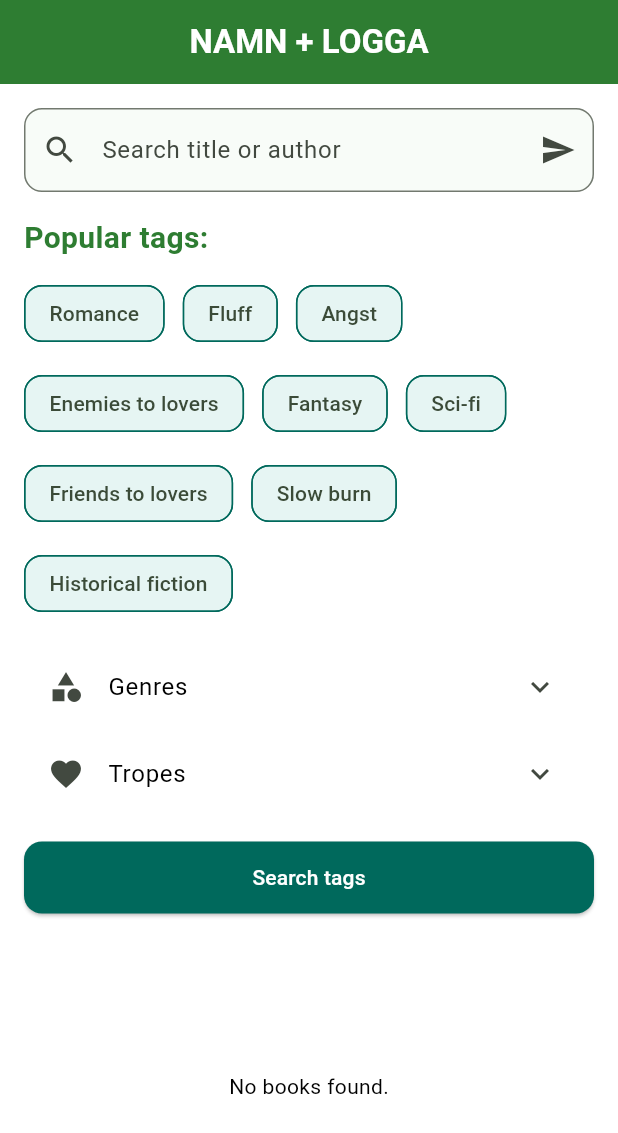
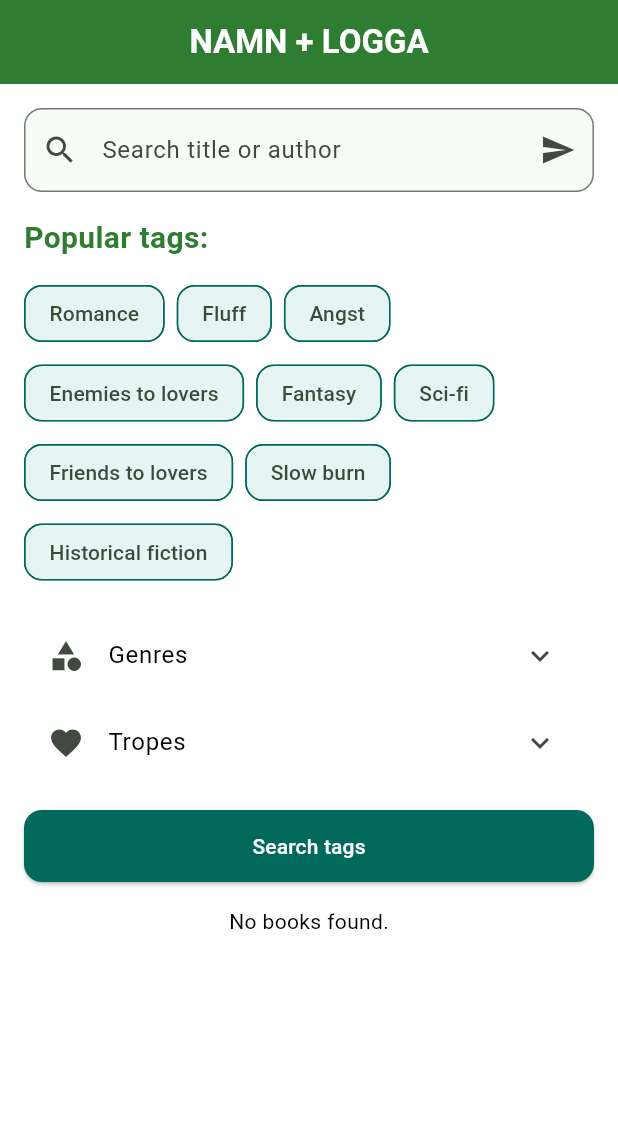
Before and after one commit to gu-tig333-ht25/grupp-4, a Flutter app: the SearchPage screen opened directly, on a phone screen of 412 x 824 dp. Shown: the top 1133 px of the screen. Run offline on Flutter 3.47's test engine with Material 3 defaults, Android fonts, the phone set to English and light mode, and no system bars; our stand-ins replace flex_color_scheme.

Commit message:
Fixa fullt scrollbar search_page 2

```diff
--- a/lib/search_page.dart
+++ b/lib/search_page.dart
@@ -32,11 +32,11 @@ class _SearchPageState extends State<SearchPage> {
       context.read<BookProvider>().fetchBooks(query);
     }
   }
+
   @override
   Widget build(BuildContext context) {
     final colorScheme = Theme.of(context).colorScheme;
     final bookProvider = context.watch<BookProvider>();
-
 
     return Scaffold(
       appBar: AppBar(
@@ -48,7 +48,8 @@ class _SearchPageState extends State<SearchPage> {
         foregroundColor: colorScheme.onPrimary,
         centerTitle: true,
       ),
-      body: Column(
+      body: SingleChildScrollView(
+        child: Column(
           children: [
             // Sökfält
             Padding(
@@ -95,8 +96,8 @@ class _SearchPageState extends State<SearchPage> {
                   Align(
                     alignment: Alignment.centerLeft,
                     child: Wrap(
-                    spacing: 12,
-                    runSpacing: 12,
+                      spacing: 8,
+                      runSpacing: 5,
                       children: [
                         for (final tag in [
                           'Romance',
@@ -107,7 +108,7 @@ class _SearchPageState extends State<SearchPage> {
                           'Sci-fi',
                           'Friends to lovers',
                           'Slow burn',
-                        'Historical fiction'
+                          'Historical fiction',
                         ])
                           _SelectableTagChip(
                             label: tag,
@@ -141,7 +142,10 @@ class _SearchPageState extends State<SearchPage> {
                     },
                     children: [
                       Padding(
-                      padding: const EdgeInsets.symmetric(horizontal: 16.0, vertical: 8),
+                        padding: const EdgeInsets.symmetric(
+                          horizontal: 16.0,
+                          vertical: 8,
+                        ),
                         child: Align(
                           alignment: Alignment.centerLeft,
                           child: Wrap(
@@ -171,7 +175,10 @@ class _SearchPageState extends State<SearchPage> {
                     },
                     children: [
                       Padding(
-                      padding: const EdgeInsets.symmetric(horizontal: 16.0, vertical: 8),
+                        padding: const EdgeInsets.symmetric(
+                          horizontal: 16.0,
+                          vertical: 8,
+                        ),
                         child: Align(
                           alignment: Alignment.centerLeft,
                           child: Wrap(
@@ -219,8 +226,8 @@ class _SearchPageState extends State<SearchPage> {
             const SizedBox(height: 16),
 
             // Boklista scrollbar
-                    Expanded(
-            child: Builder(builder: (context) {
+            Builder(
+              builder: (context) {
                 if (bookProvider.isLoading) {
                   return const Center(child: CircularProgressIndicator());
                 }
@@ -230,6 +237,10 @@ class _SearchPageState extends State<SearchPage> {
                 }
 
                 return ListView.builder(
+                  physics:
+                      NeverScrollableScrollPhysics(), // disable scroll på listan
+                  shrinkWrap:
+                      true, // gör så listan tar så lite plats som möjligt
                   padding: const EdgeInsets.symmetric(horizontal: 16),
                   itemCount: bookProvider.books.length,
                   itemBuilder: (context, index) {
@@ -309,9 +320,10 @@ class _SearchPageState extends State<SearchPage> {
                     );
                   },
                 );
-            }),
+              },
             ),
           ],
+        ),
       ),
     );
   }
```
Lines whose indentation alone changed are shown as unchanged.
